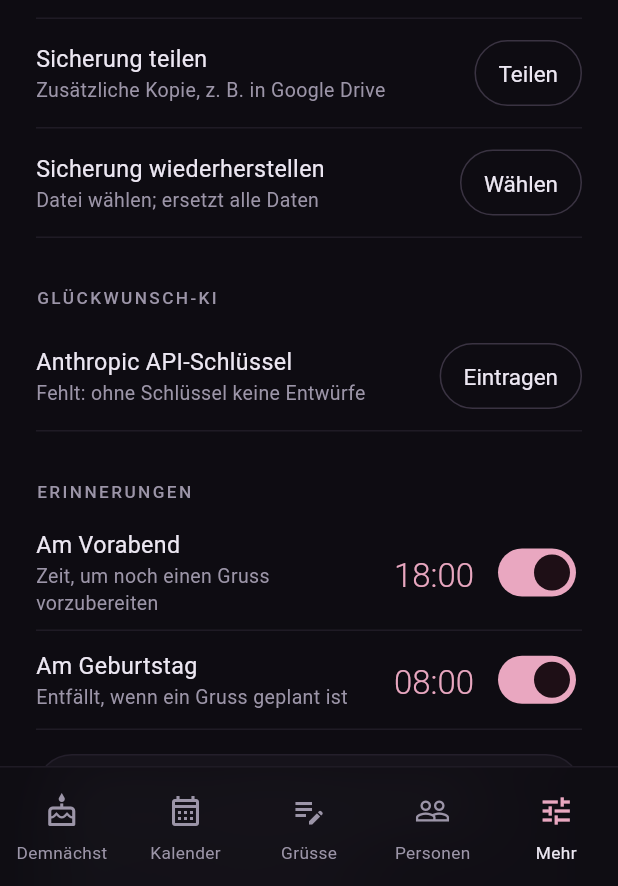
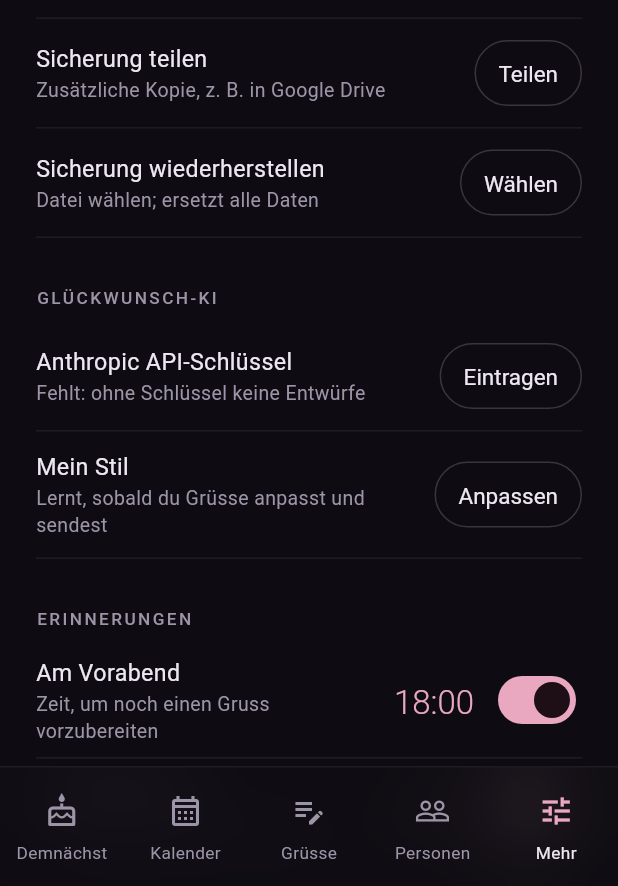
Before and after one commit to markusbaechler/birthday, a Flutter app: the screen it shows after launch, item 5 of the bottom bar chosen, on a phone screen of 412 x 824 dp, the part 350-1236 px from its top. Run offline on Flutter 3.47's test engine with Material 3 defaults, Android fonts, the phone set to English and light mode, and no system bars; our stand-ins replace drift, drift_flutter, file_picker, flutter_contacts, flutter_local_notifications, flutter_secure_storage and 4 more; missing offline and left inert: home_widget; accounts and stored records are empty; generated files the repository leaves out were written again; Roboto replaces fonts that are missing (RobotoFlex).

Commit message:
Mein Stil: KI lernt aus selbst geschriebenen und angepassten Grüssen, eigene Stilnotiz und Beispiele
Co-Authored-By: Claude Fable 5.2 <noreply@anthropic.com>
Claude-Session: https://claude.ai/code/session_01KynZFo4s9FhzCCdWizVLHt

```diff
--- a/lib/data/ai_service.dart
+++ b/lib/data/ai_service.dart
@@ -5,6 +5,7 @@ import 'package:http/http.dart' as http;
 
 import '../domain/birthday.dart';
 import 'database.dart';
+import 'style_profile.dart';
 
 /// The Anthropic API key, encrypted on the device (Android Keystore).
 abstract final class Secrets {
@@ -75,7 +76,8 @@ Regeln:
 - Ton und Sprache genau wie angegeben. «Mundart» heisst Schweizerdeutsch in natürlicher Schreibweise.
 - Deutsch immer mit ss statt ß.
 - Länge passend zum Kanal: WhatsApp und SMS 1 bis 3 Sätze, E-Mail höchstens 5 Sätze.
-- Kein Hashtag. Höchstens ein Emoji, und nur wenn der Ton locker oder frech ist.
+- Kein Hashtag. Emojis so, wie der Absender sie in seinen Beispielen setzt; ohne Beispiele höchstens eines, und nur wenn der Ton locker oder frech ist.
+- Gibt es Angaben dazu, wie der Absender schreibt, dann klingen alle Varianten nach ihm: Anrede, Satzlänge, Wortwahl, Mundart-Anteil, Satzzeichen und Schlussformel wie in seinen Beispielen. Inhalte aus den Beispielen nicht übernehmen.
 - Wiederhole keine Formulierung aus den Grüssen früherer Jahre.
 Antworte ausschliesslich mit JSON: {"variants":[{"title":"2-3 Wörter zur Idee","text":"…"},{…},{…}]} mit genau 3 Varianten.''';
 
@@ -133,6 +135,7 @@ Regeln: Motive nur aus den Angaben (Insider, Notizen, Beziehung, Alter, Gruss).
     String? baseText,
   }) async {
     final facts = StringBuffer(await _facts(p));
+    facts.write((await StyleProfile.load(db)).toPrompt());
     final hasBase = baseText != null && baseText.trim().isNotEmpty;
     if (instruction != null && hasBase) {
       facts
--- /dev/null
+++ b/lib/data/style_profile.dart
@@ -0,0 +1,147 @@
+import 'dart:convert';
+
+import 'package:shared_preferences/shared_preferences.dart';
+
+import 'database.dart';
+
+/// How the sender writes: a note and examples they gave, plus what the app
+/// learns from greetings they wrote or changed before sending.
+class StyleProfile {
+  const StyleProfile({
+    this.note = '',
+    this.ownExamples = '',
+    this.learned = const [],
+    this.edits = const [],
+  });
+
+  /// «So schreibe ich», in the sender's words.
+  final String note;
+
+  /// Greetings the sender pasted as examples.
+  final String ownExamples;
+
+  /// Sent greetings that are not a plain AI variant.
+  final List<String> learned;
+
+  /// (AI draft, what the sender made of it).
+  final List<(String, String)> edits;
+
+  bool get isEmpty =>
+      note.trim().isEmpty && ownExamples.trim().isEmpty && learned.isEmpty;
+
+  static Future<({String note, String examples})> readOwn() async {
+    final p = await SharedPreferences.getInstance();
+    return (
+      note: p.getString('style_note') ?? '',
+      examples: p.getString('style_examples') ?? ''
+    );
+  }
+
+  static Future<void> writeOwn(String note, String examples) async {
+    final p = await SharedPreferences.getInstance();
+    await p.setString('style_note', note.trim());
+    await p.setString('style_examples', examples.trim());
+  }
+
+  static Future<StyleProfile> load(AppDatabase db) async {
+    final own = await readOwn();
+    final sent = (await db.select(db.greetings).get())
+        .where((g) => g.status == GreetingStatus.sent)
+        .toList()
+      ..sort((a, b) => b.createdAt.compareTo(a.createdAt));
+    final l = learn(sent);
+    return StyleProfile(
+        note: own.note,
+        ownExamples: own.examples,
+        learned: l.examples,
+        edits: l.edits);
+  }
+
+  /// Picks what teaches the sender's voice from [sent] (newest first):
+  /// texts they wrote or changed. Texts sent exactly as the AI wrote them
+  /// are left out, otherwise the AI would only learn from itself.
+  static ({List<String> examples, List<(String, String)> edits}) learn(
+      List<Greeting> sent,
+      {int maxExamples = 6, int maxEdits = 3}) {
+    final examples = <String>[];
+    final edits = <(String, String)>[];
+    for (final g in sent) {
+      final text = (g.sentText ?? '').trim();
+      if (text.length < 12) continue;
+      final variants = _variantTexts(g.variants);
+      if (variants.any((v) => _norm(v) == _norm(text))) continue;
+      if (examples.length < maxExamples) examples.add(_cut(text));
+      // Closest AI variant: if it is clearly the base, show the change.
+      String? base;
+      var best = 0.0;
+      for (final v in variants) {
+        final o = _overlap(v, text);
+        if (o > best) {
+          best = o;
+          base = v;
+        }
+      }
+      if (base != null && best >= 0.45 && edits.length < maxEdits) {
+        edits.add((_cut(base), _cut(text)));
+      }
+    }
+    return (examples: examples, edits: edits);
+  }
+
+  /// The block that goes to the AI with every greeting request.
+  String toPrompt() {
+    if (isEmpty) return '';
+    final b = StringBuffer()
+      ..writeln()
+      ..writeln('So schreibt der Absender (Stil übernehmen, Inhalte nicht):');
+    if (note.trim().isNotEmpty) b.writeln('Eigene Beschreibung: ${note.trim()}');
+    if (ownExamples.trim().isNotEmpty) {
+      b.writeln('Eigene Beispiele:\n${_cut(ownExamples.trim(), 900)}');
+    }
+    if (learned.isNotEmpty) {
+      b.writeln('Zuletzt selbst geschriebene oder angepasste Grüsse:');
+      for (final e in learned) {
+        b.writeln('- $e');
+      }
+    }
+    if (edits.isNotEmpty) {
+      b.writeln('So hat der Absender KI-Entwürfe geändert (Entwurf → gesendet):');
+      for (final (from, to) in edits) {
+        b.writeln('- «$from» → «$to»');
+      }
+    }
+    return b.toString();
+  }
+
+  static List<String> _variantTexts(String? json) {
+    if (json == null || json.isEmpty) return const [];
+    try {
+      return [
+        for (final v in jsonDecode(json) as List) '${(v as Map)['text'] ?? ''}'
+      ];
+    } catch (_) {
+      return const [];
+    }
+  }
+
+  static String _norm(String s) =>
+      s.toLowerCase().replaceAll(RegExp(r'\s+'), ' ').trim();
+
+  static String _cut(String s, [int max = 320]) {
+    final t = s.replaceAll(RegExp(r'\s+'), ' ').trim();
+    return t.length <= max ? t : '${t.substring(0, max)}…';
+  }
+
+  /// Share of the words of the shorter text that also occur in the other.
+  static double _overlap(String a, String b) {
+    Set<String> words(String s) => _norm(s)
+        .split(RegExp(r'[^\p{L}\p{N}]+', unicode: true))
+        .where((w) => w.length > 2)
+        .toSet();
+    final wa = words(a), wb = words(b);
+    if (wa.isEmpty || wb.isEmpty) return 0;
+    final small = wa.length <= wb.length ? wa : wb;
+    final large = identical(small, wa) ? wb : wa;
+    return small.where(large.contains).length / small.length;
+  }
+}
--- a/lib/ui/settings_screen.dart
+++ b/lib/ui/settings_screen.dart
@@ -4,6 +4,7 @@ import '../data/ai_service.dart';
 import '../data/backup_service.dart';
 import '../data/greeting_service.dart';
 import '../data/share_bridge.dart';
+import '../data/style_profile.dart';
 import 'package:shared_preferences/shared_preferences.dart';
 import '../main.dart';
 import '../theme/tokens.dart';
@@ -103,6 +104,7 @@ class SettingsScreen extends StatelessWidget {
         const SectionLabel('Glückwunsch-KI'),
         const SizedBox(height: Nl.s2),
         const _ApiKeyRow(),
+        const _StyleRow(),
         const SizedBox(height: Nl.s6),
         const SectionLabel('Erinnerungen'),
         const SizedBox(height: Nl.s2),
@@ -557,3 +559,175 @@ class _AutoBackupRowState extends State<_AutoBackupRow> {
     );
   }
 }
+
+
+/// «Mein Stil»: what the AI knows about how the sender writes.
+class _StyleRow extends StatefulWidget {
+  const _StyleRow();
+
+  @override
+  State<_StyleRow> createState() => _StyleRowState();
+}
+
+class _StyleRowState extends State<_StyleRow> {
+  StyleProfile? _profile;
+
+  @override
+  void didChangeDependencies() {
+    super.didChangeDependencies();
+    _load();
+  }
+
+  Future<void> _load() async {
+    final p = await StyleProfile.load(AppScope.of(context));
+    if (mounted) setState(() => _profile = p);
+  }
+
+  @override
+  Widget build(BuildContext context) {
+    final p = _profile;
+    final own = p != null &&
+        (p.note.trim().isNotEmpty || p.ownExamples.trim().isNotEmpty);
+    final n = p?.learned.length ?? 0;
+    final sub = [
+      if (own) 'Eigene Angaben hinterlegt',
+      n == 0
+          ? 'Lernt, sobald du Grüsse anpasst und sendest'
+          : 'Lernt aus $n ${n == 1 ? 'eigenen Gruss' : 'eigenen Grüssen'}',
+    ].join(' · ');
+    return Container(
+      padding: const EdgeInsets.symmetric(vertical: Nl.s3),
+      decoration: const BoxDecoration(
+          border: Border(bottom: BorderSide(color: Nl.divider))),
+      child: Row(
+        children: [
+          Expanded(
+            child: Column(
+              crossAxisAlignment: CrossAxisAlignment.start,
+              children: [
+                Text('Mein Stil', style: Nl.body.copyWith(color: Nl.ink)),
+                Text(sub, style: Nl.caption),
+              ],
+            ),
+          ),
+          const SizedBox(width: Nl.s3),
+          OutlinedButton(
+            onPressed: p == null
+                ? null
+                : () async {
+                    await Navigator.of(context).push(MaterialPageRoute(
+                        builder: (_) => StyleScreen(profile: p)));
+                    await _load();
+                  },
+            style: OutlinedButton.styleFrom(
+                minimumSize: const Size(44, 44),
+                padding: const EdgeInsets.symmetric(horizontal: Nl.s4)),
+            child: const Text('Anpassen'),
+          ),
+        ],
+      ),
+    );
+  }
+}
+
+/// Edit the own style note and examples; see what the app has learned.
+class StyleScreen extends StatefulWidget {
+  const StyleScreen({super.key, required this.profile});
+  final StyleProfile profile;
+
+  @override
+  State<StyleScreen> createState() => _StyleScreenState();
+}
+
+class _StyleScreenState extends State<StyleScreen> {
+  late final _note = TextEditingController(text: widget.profile.note);
+  late final _examples = TextEditingController(text: widget.profile.ownExamples);
+
+  @override
+  void dispose() {
+    _note.dispose();
+    _examples.dispose();
+    super.dispose();
+  }
+
+  Future<void> _save() async {
+    await StyleProfile.writeOwn(_note.text, _examples.text);
+    if (mounted) Navigator.of(context).pop();
+  }
+
+  @override
+  Widget build(BuildContext context) {
+    final p = widget.profile;
+    return Scaffold(
+      body: SafeArea(
+        child: ListView(
+          padding: const EdgeInsets.fromLTRB(Nl.s5, Nl.s4, Nl.s5, Nl.s6),
+          children: [
+            Row(children: [
+              RoundIconButton(
+                  icon: Icons.arrow_back,
+                  tooltip: 'Zurück',
+                  onPressed: () => Navigator.of(context).pop()),
+              const SizedBox(width: Nl.s4),
+              const Expanded(child: SectionLabel('Mein Stil')),
+            ]),
+            const SizedBox(height: Nl.s5),
+            const Text('Damit Entwürfe nach dir klingen', style: Nl.title),
+            const SizedBox(height: Nl.s2),
+            const Text(
+              'Die KI übernimmt den Stil, nicht den Inhalt. Je mehr echte Beispiele, desto näher an dir.',
+              style: Nl.bodySmall,
+            ),
+            const SizedBox(height: Nl.s5),
+            const SectionLabel('So schreibe ich'),
+            const SizedBox(height: Nl.s2),
+            TextField(
+              controller: _note,
+              minLines: 2,
+              maxLines: 5,
+              style: Nl.body,
+              decoration: const InputDecoration(
+                  hintText:
+                      'z. B. kurz und trocken, immer per Du, gern ein Mundart-Wort, kein Emoji, Schluss mit «Häbs guet»'),
+            ),
+            const SizedBox(height: Nl.s5),
+            const SectionLabel('Beispiele von mir'),
+            const SizedBox(height: Nl.s2),
+            TextField(
+              controller: _examples,
+              minLines: 4,
+              maxLines: 12,
+              style: Nl.body,
+              decoration: const InputDecoration(
+                  hintText:
+                      'Zwei bis fünf echte Grüsse von dir einfügen, z. B. aus WhatsApp kopiert. Einer pro Absatz.'),
+            ),
+            const SizedBox(height: Nl.s5),
+            FilledButton(onPressed: _save, child: const Text('Speichern')),
+            const SizedBox(height: Nl.s6),
+            const SectionLabel('Automatisch gelernt'),
+            const SizedBox(height: Nl.s2),
+            if (p.learned.isEmpty)
+              const Text(
+                'Noch nichts. Die App lernt aus Grüssen, die du selbst geschrieben oder nach einem Entwurf angepasst und dann gesendet hast. Unverändert gesendete KI-Texte zählen nicht.',
+                style: Nl.bodySmall,
+              )
+            else ...[
+              for (final e in p.learned)
+                Padding(
+                  padding: const EdgeInsets.only(bottom: Nl.s3),
+                  child: NlCard(
+                      child: Text(e,
+                          style: Nl.bodySmall.copyWith(color: Nl.inkSoft))),
+                ),
+              if (p.edits.isNotEmpty)
+                Text(
+                    '${p.edits.length} ${p.edits.length == 1 ? 'Korrektur' : 'Korrekturen'} an KI-Entwürfen fliessen zusätzlich ein.',
+                    style: Nl.caption),
+            ],
+          ],
+        ),
+      ),
+    );
+  }
+}
```
Also changed, not shown: test_shots/today_shots_test.dart (+13 -2 lines), 1 other file.
